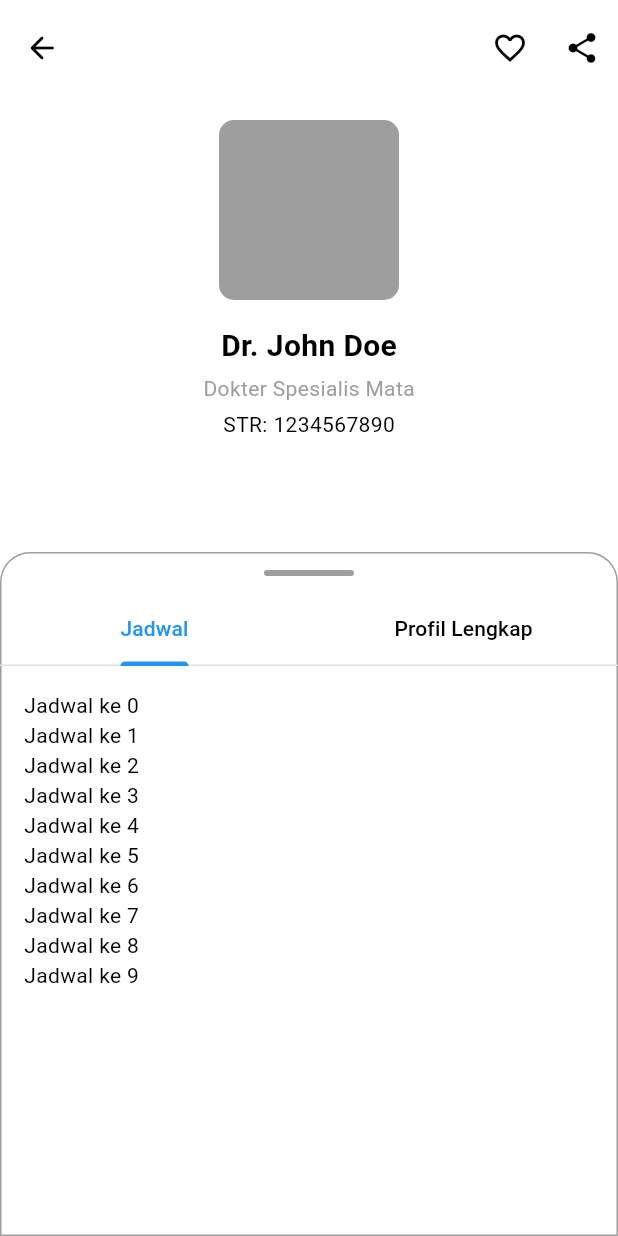
After one commit to OptiGuard-PKMKC/optiguard_app, a Flutter app: the AppointmentPage screen opened by its route, after a tap on "Dr. John Doe", on a phone screen of 412 x 824 dp. The commit adds this screen. Run offline on Flutter 3.47's test engine with Material 3 defaults, Android fonts, the phone set to English and light mode, and no system bars; our stand-ins replace connectivity_plus, dio, easy_localization, flutter_dotenv, flutter_riverpod, flutter_secure_storage and 5 more; accounts and stored records are empty; generated files the repository leaves out were written again.

Commit message:
feat: doctor profile screen

```diff
--- a/lib/feature/appointment/provider/appointment_provider.dart
+++ b/lib/feature/appointment/provider/appointment_provider.dart
@@ -12,7 +12,7 @@ class AppointmentNotifier extends _$AppointmentNotifier {
 
   void loadData() async {
     try {
-      await Future.delayed(const Duration(seconds: 1));
+      // await Future.delayed(const Duration(seconds: 1));
 
       const data = 'Data loaded';
       state = const AppointmentState.loaded(data);
--- a/lib/feature/appointment/widget/appointment_page.dart
+++ b/lib/feature/appointment/widget/appointment_page.dart
@@ -18,9 +18,17 @@ class AppointmentPage extends ConsumerWidget {
       backgroundColor: Colors.white,
       appBar: AppBar(
           backgroundColor: AppColors.green,
+          scrolledUnderElevation: 0,
           toolbarHeight: 64,
           leading: IconButton(
-            icon: const Icon(Icons.arrow_back_rounded),
+            icon: Container(
+              padding: const EdgeInsets.all(4),
+              decoration: BoxDecoration(
+                color: Colors.white,
+                borderRadius: BorderRadius.circular(24),
+              ),
+              child: const Icon(Icons.arrow_back_rounded),
+            ),
             onPressed: () {
               context.pop();
             },
@@ -32,21 +40,25 @@ class AppointmentPage extends ConsumerWidget {
                 height: 40,
                 child: TextField(
                   decoration: InputDecoration(
+                    prefixIcon: const Icon(
+                      Icons.search,
+                      color: Colors.white,
+                      size: 20,
+                    ),
                     hintText: 'Cari dokter',
                     hintStyle:
                         const TextStyle(color: Colors.white, fontSize: 14),
                     border: InputBorder.none,
-                    filled: true,
-                    fillColor: Colors.white.withOpacity(0.2),
                     contentPadding:
                         const EdgeInsets.symmetric(horizontal: 16, vertical: 4),
                     enabledBorder: OutlineInputBorder(
                       borderRadius: BorderRadius.circular(24),
-                      borderSide: BorderSide(color: Colors.transparent),
+                      borderSide:
+                          BorderSide(color: Colors.white.withOpacity(0.7)),
                     ),
                     focusedBorder: OutlineInputBorder(
                       borderRadius: BorderRadius.circular(24),
-                      borderSide: BorderSide(color: Colors.transparent),
+                      borderSide: const BorderSide(color: Colors.white),
                     ),
                   ),
                   style: const TextStyle(color: Colors.white),
@@ -54,7 +66,14 @@ class AppointmentPage extends ConsumerWidget {
               ),
             ),
             IconButton(
-              icon: const Icon(Icons.filter_alt_outlined),
+              icon: Container(
+                padding: const EdgeInsets.all(4),
+                child: const Icon(Icons.filter_alt_outlined),
+                decoration: BoxDecoration(
+                  color: Colors.white,
+                  borderRadius: BorderRadius.circular(24),
+                ),
+              ),
               onPressed: () {},
             ),
           ])),
@@ -140,7 +159,9 @@ class AppointmentPage extends ConsumerWidget {
 
     Widget cardDoctor() {
       return InkWell(
-        onTap: () {},
+        onTap: () {
+          context.push(DoctorProfileRoute.path);
+        },
         child: Container(
           padding: const EdgeInsets.symmetric(horizontal: 16, vertical: 10),
           alignment: Alignment.center,
--- /dev/null
+++ b/lib/feature/doctor_profile/widget/doctor_profile_page.dart
@@ -0,0 +1,283 @@
+import 'package:easy_localization/easy_localization.dart';
+import 'package:flutter/material.dart';
+import 'package:flutter_boilerplate/feature/home/provider/home_provider.dart';
+import 'package:flutter_boilerplate/feature/home/widget/row_book_widget.dart';
+import 'package:flutter_boilerplate/shared/constants/app_theme.dart';
+import 'package:flutter_boilerplate/shared/http/app_exception.dart';
+import 'package:flutter_boilerplate/shared/route/app_router.dart';
+import 'package:flutter_riverpod/flutter_riverpod.dart';
+import 'package:go_router/go_router.dart';
+
+class DoctorProfilePage extends ConsumerWidget {
+  const DoctorProfilePage({super.key});
+
+  @override
+  Widget build(BuildContext context, WidgetRef ref) {
+    return Scaffold(
+      backgroundColor: Colors.white,
+      appBar: AppBar(
+        backgroundColor: Colors.white,
+        scrolledUnderElevation: 0,
+        toolbarHeight: 64,
+        leading: IconButton(
+          icon: const Icon(Icons.arrow_back_rounded),
+          onPressed: () {
+            context.pop();
+          },
+        ),
+        actions: [
+          IconButton(
+            icon: Icon(Icons.favorite_border),
+            onPressed: () {},
+          ),
+          IconButton(
+            icon: const Icon(Icons.share_rounded),
+            onPressed: () {},
+          ),
+        ],
+      ),
+      body: _widgetContent(context, ref),
+    );
+  }
+
+  Widget _widgetLoading(BuildContext context, WidgetRef ref) {
+    return Center(
+      child: Text('loading'.tr()),
+    );
+  }
+
+  Widget _widgetContent(BuildContext context, WidgetRef ref) {
+    final homeState = ref.watch(homeNotifierProvider);
+
+    return homeState.when(
+      loading: () => _widgetLoading(context, ref),
+      loaded: (data) => Stack(
+        children: [
+          Container(
+            width: double.infinity,
+            padding: const EdgeInsets.all(16),
+            child: Column(
+              children: [
+                Container(
+                  width: 120,
+                  height: 120,
+                  decoration: BoxDecoration(
+                    color: Colors.grey,
+                    borderRadius: BorderRadius.circular(10),
+                  ),
+                ),
+                const SizedBox(height: 16),
+                Text(
+                  'Dr. John Doe',
+                  style: TextStyle(
+                    fontSize: 20,
+                    fontWeight: FontWeight.bold,
+                  ),
+                ),
+                const SizedBox(height: 4),
+                Text(
+                  'Dokter Spesialis Mata',
+                  style: TextStyle(
+                    fontSize: 14,
+                    color: Colors.grey,
+                  ),
+                ),
+                const SizedBox(height: 4),
+                Text('STR: 1234567890'),
+              ],
+            ),
+          ),
+          DraggableScrollableSheet(
+              snap: true,
+              initialChildSize: 0.6,
+              minChildSize: 0.6,
+              builder:
+                  (BuildContext context, ScrollController scrollController) {
+                return DecoratedBox(
+                    decoration: BoxDecoration(
+                        color: Colors.white,
+                        borderRadius: const BorderRadius.only(
+                          topLeft: Radius.circular(20),
+                          topRight: Radius.circular(20),
+                        ),
+                        border: Border.all(color: Colors.grey, width: 1)),
+                    child: Column(
+                      children: [
+                        Container(
+                            margin: const EdgeInsets.symmetric(vertical: 12),
+                            width: 60,
+                            height: 4,
+                            decoration: BoxDecoration(
+                              color: Colors.grey,
+                              borderRadius: BorderRadius.circular(10),
+                            )),
+                        DefaultTabController(
+                            length: 2,
+                            child: Expanded(
+                              child: Column(
+                                children: [
+                                  TabBar(
+                                    tabs: const [
+                                      Tab(text: 'Jadwal'),
+                                      Tab(text: 'Profil Lengkap')
+                                    ],
+                                    dividerHeight: 1,
+                                    dividerColor: Colors.grey[300],
+                                  ),
+                                  Expanded(
+                                    child: TabBarView(
+                                      children: [
+                                        Container(
+                                          padding: const EdgeInsets.all(16),
+                                          child: Column(
+                                            children: [
+                                              // _scheduleDate(),
+                                              _listSchedule(context, ref),
+                                            ],
+                                          ),
+                                        ),
+                                        Container(
+                                          padding: const EdgeInsets.symmetric(
+                                              horizontal: 16),
+                                          child: _profilDetail(
+                                              context, scrollController),
+                                        )
+                                      ],
+                                    ),
+                                  )
+                                ],
+                              ),
+                            ))
+                      ],
+                    ));
+              })
+        ],
+      ),
+      error: (message) => Center(
+        child: Text(message),
+      ),
+    );
+  }
+
+  Widget _profilDetail(
+      BuildContext context, ScrollController parentController) {
+    return NotificationListener<DraggableScrollableNotification>(
+      onNotification: (notif) {
+        if (notif.extent == notif.minExtent) {
+          parentController.jumpTo(parentController.position.minScrollExtent);
+        }
+        return true;
+      },
+      child: ListView(
+        children: [
+          const SizedBox(
+            height: 16,
+          ),
+          const ProfileDetailItem(
+              title: 'BIO',
+              content: Text(
+                  'Saya adalah dokter spesialis mata dengan pengalaman lebih dari 5 tahun di bidang oftalmologi. Saya berdedikasi untuk memberikan perawatan terbaik kepada pasien dengan berbagai kondisi mata.')),
+          Divider(
+            thickness: 1,
+            color: Colors.grey[300],
+            height: 32,
+          ),
+          const ProfileDetailItem(
+            title: 'PENGALAMAN PRAKTIK',
+            content: Text('Rumah Sakit Mata A'),
+          ),
+          Divider(
+            thickness: 1,
+            color: Colors.grey[300],
+            height: 32,
+          ),
+          const ProfileDetailItem(
+            title: 'PENDIDIKAN',
+            content: Column(
+              children: [
+                Column(
+                  crossAxisAlignment: CrossAxisAlignment.start,
+                  children: [
+                    Text(
+                      'Universitas Telkom',
+                      style:
+                          TextStyle(fontSize: 16, fontWeight: FontWeight.w500),
+                    ),
+                    Text('Dokter Umum'),
+                    Text('2010 - 2016'),
+                  ],
+                ),
+                const SizedBox(height: 16),
+                Column(
+                  crossAxisAlignment: CrossAxisAlignment.start,
+                  children: [
+                    Text(
+                      'Universitas Telkom',
+                      style:
+                          TextStyle(fontSize: 16, fontWeight: FontWeight.w500),
+                    ),
+                    Text('Dokter Umum'),
+                    Text('2010 - 2016'),
+                  ],
+                ),
+                const SizedBox(height: 16),
+                Column(
+                  crossAxisAlignment: CrossAxisAlignment.start,
+                  children: [
+                    Text(
+                      'Universitas Telkom',
+                      style:
+                          TextStyle(fontSize: 16, fontWeight: FontWeight.w500),
+                    ),
+                    Text('Dokter Umum'),
+                    Text('2010 - 2016'),
+                  ],
+                )
+              ],
+            ),
+          ),
+          const SizedBox(
+            height: 16,
+          ),
+        ],
+      ),
+    );
+  }
+
+  Widget _listSchedule(BuildContext context, WidgetRef ref) {
+    return Expanded(
+      child: ListView.builder(
+        itemCount: 10,
+        itemBuilder: (context, index) {
+          return Text('Jadwal ke $index');
+        },
+      ),
+    );
+  }
+}
+
+class ProfileDetailItem extends StatelessWidget {
+  const ProfileDetailItem({
+    required this.title,
+    required this.content,
+    super.key,
+  });
+
+  final String title;
+  final Widget content;
+
+  @override
+  Widget build(BuildContext context) {
+    return Column(
+      crossAxisAlignment: CrossAxisAlignment.start,
+      children: [
+        Text(
+          title,
+          style: const TextStyle(fontSize: 14, fontWeight: FontWeight.bold),
+        ),
+        const SizedBox(height: 8),
+        content,
+      ],
+    );
+  }
+}
--- a/lib/feature/home/provider/home_provider.dart
+++ b/lib/feature/home/provider/home_provider.dart
@@ -11,7 +11,7 @@ part 'home_provider.g.dart';
 class HomeNotifier extends _$HomeNotifier {
   @override
   HomeState build() {
-    return const HomeState.loading();
+    return const HomeState.loaded('Data loaded');
   }
 
   void loadData() async {
--- a/lib/shared/route/app_router.dart
+++ b/lib/shared/route/app_router.dart
@@ -7,6 +7,7 @@ import 'package:flutter_boilerplate/app/widget/app_start_page.dart';
 import 'package:flutter_boilerplate/feature/appointment/widget/appointment_page.dart';
 import 'package:flutter_boilerplate/feature/auth/widget/sign_in_page.dart';
 import 'package:flutter_boilerplate/feature/auth/widget/sign_up_page.dart';
+import 'package:flutter_boilerplate/feature/doctor_profile/widget/doctor_profile_page.dart';
 import 'package:flutter_boilerplate/feature/home/widget/home_page.dart';
 import 'package:go_router/go_router.dart';
 import 'package:riverpod_annotation/riverpod_annotation.dart';
@@ -64,6 +65,17 @@ class AppointmentRoute extends GoRouteData {
   }
 }
 
+@TypedGoRoute<DoctorProfileRoute>(path: DoctorProfileRoute.path)
+class DoctorProfileRoute extends GoRouteData {
+  const DoctorProfileRoute();
+  static const path = '/doctorProfile';
+
+  @override
+  Widget build(BuildContext context, GoRouterState state) {
+    return const DoctorProfilePage();
+  }
+}
+
 @TypedGoRoute<SignInRoute>(path: SignInRoute.path)
 class SignInRoute extends GoRouteData {
   const SignInRoute();
```
Also changed, not shown: lib/feature/doctor_profile/model/doctor_profile.dart (added, +27 -0 lines), lib/feature/doctor_profile/provider/doctor_profile_provider.dart (added, +24 -0 lines), lib/feature/doctor_profile/repository/profile_repository.dart (added, +45 -0 lines), lib/feature/doctor_profile/state/doctor_profile_state.dart (added, +10 -0 lines), lib/feature/home/widget/home_page.dart (+8 -3 lines), lib/feature/doctor_profile/model/doctor_profile.freezed.dart (added), lib/feature/doctor_profile/model/doctor_profile.g.dart (added), lib/feature/doctor_profile/provider/doctor_profile_provider.g.dart, lib/feature/doctor_profile/state/doctor_profile_state.freezed.dart (added), lib/feature/home/provider/home_provider.g.dart, lib/shared/route/app_router.g.dart.
